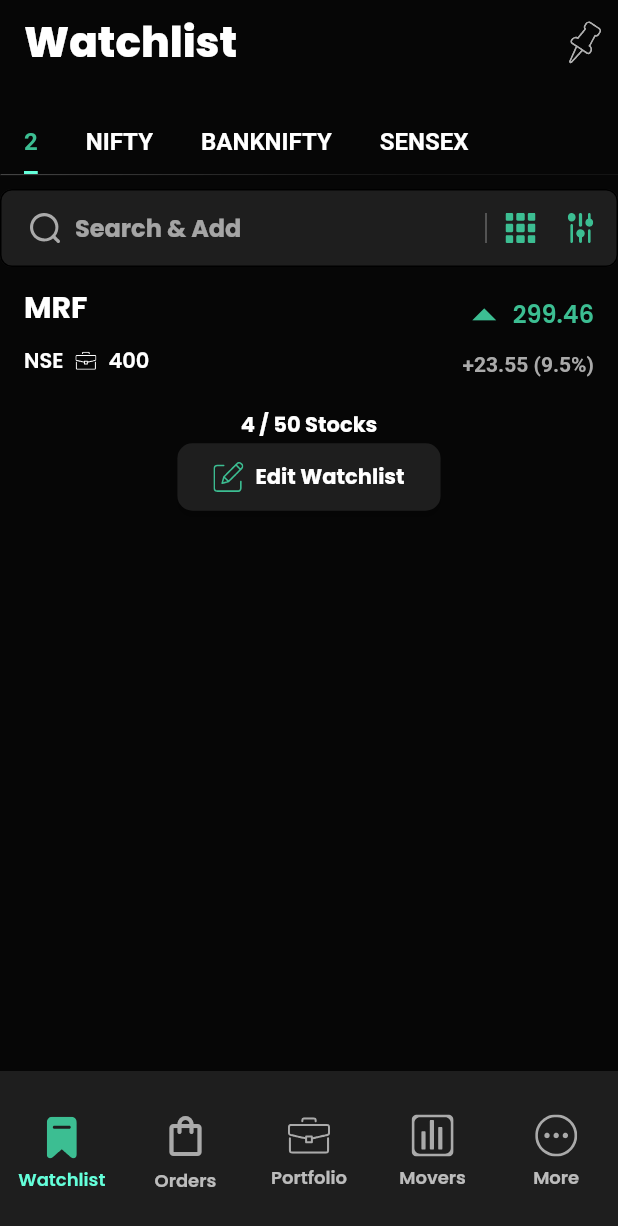
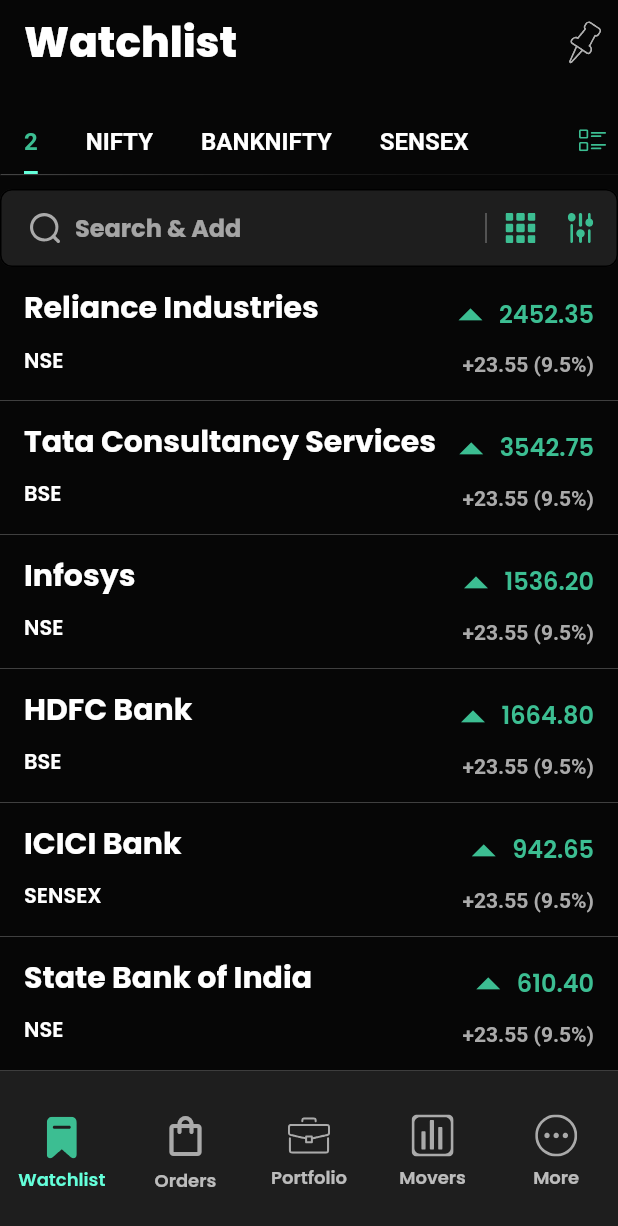
Before and after one commit to MuneerAhamed01/iouring_trading_app, a Flutter app: the screen it shows after launch, on a phone screen of 412 x 824 dp. Shown: the top 1226 px of the screen. Run offline on Flutter 3.47's test engine with Material 3 defaults, Android fonts, the phone set to English and light mode, and no system bars; our stand-ins replace flutter_bloc, flutter_svg, get_it, go_router, google_fonts.

Commit message:
feat: watchlist screen completed

```diff
--- a/lib/config/routes/routes.dart
+++ b/lib/config/routes/routes.dart
@@ -4,7 +4,9 @@ import 'package:go_router/go_router.dart';
 import 'package:iouring_trading_app/config/routes/routes_name.dart';
 import 'package:iouring_trading_app/core/root_screen/cubit/bottomnav_cubit.dart';
 import 'package:iouring_trading_app/core/root_screen/screens/root_screen.dart';
-import 'package:iouring_trading_app/features/watchlists/presentation/pages/watchlist_page.dart';
+import 'package:iouring_trading_app/dependency_injection.dart';
+import 'package:iouring_trading_app/features/watchlists/presentation/bloc/watch_lists_bloc.dart';
+import 'package:iouring_trading_app/features/watchlists/presentation/pages/watchlist_screen.dart';
 
 final _rootNavigatorKey = GlobalKey<NavigatorState>();
 final _shellNavigatorKey = GlobalKey<NavigatorState>();
@@ -42,7 +44,10 @@ final routes = GoRouter(
           pageBuilder: (context, state) => _buildTransitionPage(
             context: context,
             state: state,
-            child: WatchListPage(),
+            child: BlocProvider<WatchListsBloc>(
+              create: (context) => getIt()..add(GetAllWatchList()),
+              child: WatchListPage(),
+            ),
           ),
         ),
         GoRoute(
--- /dev/null
+++ b/lib/features/watchlists/data/data_sources/mock/mock_data.dart
@@ -0,0 +1,109 @@
+import 'package:iouring_trading_app/features/watchlists/data/models/stock.dart';
+
+List<StockModel> mockStocks({
+  String? exchange,
+  String? searchQuery,
+}) {
+  // Mock stock data
+  final List<StockModel> stocks = [
+    StockModel(
+      id: 'RELIANCE',
+      name: 'Reliance Industries',
+      exchangeType: 'NSE',
+      currentPrice: 2452.35,
+      previousTradeSessionPrice: 2438.50,
+    ),
+    StockModel(
+      id: 'TCS',
+      name: 'Tata Consultancy Services',
+      exchangeType: 'BSE',
+      currentPrice: 3542.75,
+      previousTradeSessionPrice: 3528.60,
+    ),
+    StockModel(
+      id: 'INFY',
+      name: 'Infosys',
+      exchangeType: 'NSE',
+      currentPrice: 1536.20,
+      previousTradeSessionPrice: 1529.45,
+    ),
+    StockModel(
+      id: 'HDFCBANK',
+      name: 'HDFC Bank',
+      exchangeType: 'BSE',
+      currentPrice: 1664.80,
+      previousTradeSessionPrice: 1657.10,
+    ),
+    StockModel(
+      id: 'ICICIBANK',
+      name: 'ICICI Bank',
+      exchangeType: 'SENSEX',
+      currentPrice: 942.65,
+      previousTradeSessionPrice: 936.80,
+    ),
+    StockModel(
+      id: 'SBIN',
+      name: 'State Bank of India',
+      exchangeType: 'NSE',
+      currentPrice: 610.40,
+      previousTradeSessionPrice: 605.75,
+    ),
+    StockModel(
+      id: 'HINDUNILVR',
+      name: 'Hindustan Unilever',
+      exchangeType: 'BSE',
+      currentPrice: 2719.30,
+      previousTradeSessionPrice: 2704.25,
+    ),
+    StockModel(
+      id: 'BHARTIARTL',
+      name: 'Bharti Airtel',
+      exchangeType: 'SENSEX',
+      currentPrice: 855.20,
+      previousTradeSessionPrice: 849.15,
+    ),
+    StockModel(
+      id: 'ADANIENT',
+      name: 'Adani Enterprises',
+      exchangeType: 'NSE',
+      currentPrice: 1342.50,
+      previousTradeSessionPrice: 1330.90,
+    ),
+    StockModel(
+      id: 'ASIANPAINT',
+      name: 'Asian Paints',
+      exchangeType: 'BSE',
+      currentPrice: 3124.75,
+      previousTradeSessionPrice: 3108.50,
+    ),
+    StockModel(
+      id: 'ITC',
+      name: 'ITC Limited',
+      exchangeType: 'SENSEX',
+      currentPrice: 418.20,
+      previousTradeSessionPrice: 415.75,
+    ),
+    StockModel(
+      id: 'ONGC',
+      name: 'Oil and Natural Gas Corporation',
+      exchangeType: 'BSE',
+      currentPrice: 160.55,
+      previousTradeSessionPrice: 159.75,
+    ),
+    StockModel(
+      id: 'TATAMOTORS',
+      name: 'Tata Motors',
+      exchangeType: 'NSE',
+      currentPrice: 503.90,
+      previousTradeSessionPrice: 499.85,
+    ),
+  ];
+
+  return stocks.where((stock) {
+    final matchesExchange = exchange == null || stock.exchangeType == exchange;
+    final matchesSearchQuery = searchQuery == null ||
+        stock.name.toLowerCase().contains(searchQuery.toLowerCase()) ||
+        stock.id.toLowerCase().contains(searchQuery.toLowerCase());
+    return matchesExchange && matchesSearchQuery;
+  }).toList();
+}
--- a/lib/features/watchlists/data/data_sources/mock/watchlists_service.dart
+++ b/lib/features/watchlists/data/data_sources/mock/watchlists_service.dart
@@ -1,7 +1,8 @@
+import 'package:iouring_trading_app/features/watchlists/data/data_sources/mock/mock_data.dart';
 import 'package:iouring_trading_app/features/watchlists/data/models/stock.dart';
 
-abstract class WatchListsService {
+class WatchListsService {
   List<StockModel> getWatchLists({String? type, String? searchQuery}) {
-    return [];
+    return mockStocks(exchange: type, searchQuery: searchQuery);
   }
 }
--- a/lib/features/watchlists/presentation/bloc/watch_lists_bloc.dart
+++ b/lib/features/watchlists/presentation/bloc/watch_lists_bloc.dart
@@ -1,11 +1,64 @@
+// ignore_for_file: public_member_api_docs, sort_constructors_first
 import 'package:flutter_bloc/flutter_bloc.dart';
+
 import 'package:iouring_trading_app/features/watchlists/domain/entities/stock.dart';
+import 'package:iouring_trading_app/features/watchlists/domain/params/get_watchlist_params.dart';
+import 'package:iouring_trading_app/features/watchlists/domain/usecases/get_watchlists.dart';
 
 part 'watch_lists_event.dart';
 part 'watch_lists_state.dart';
 
 class WatchListsBloc extends Bloc<WatchListsEvent, WatchListsState> {
-  WatchListsBloc() : super(WatchListsLoading()) {
-    on<WatchListsEvent>((event, emit) {});
+  final GetWatchListsUseCase _getWatchListsUseCase;
+
+  WatchListsBloc(this._getWatchListsUseCase) : super(WatchListsLoading()) {
+    on<GetAllWatchList>(_onAllWatchlistEvent);
+    on<GetTypedWatchList>(_onTypedWatchLists);
+  }
+
+  _onAllWatchlistEvent(
+    GetAllWatchList event,
+    Emitter<WatchListsState> emit,
+  ) {
+    emit(WatchListsLoading(
+      allWatchLists: state.allWatchLists,
+      niftyWatchLists: state.niftyWatchLists,
+      bseWatchLists: state.bseWatchLists,
+      sensexWatchLists: state.sensexWatchLists,
+    ));
+    final data = _getWatchListsUseCase(param: GetWatchListParams());
+
+    emit(WatchListsDone(
+      allWatchLists: data,
+      niftyWatchLists: state.niftyWatchLists,
+      bseWatchLists: state.bseWatchLists,
+      sensexWatchLists: state.sensexWatchLists,
+    ));
+  }
+
+  _onTypedWatchLists(
+    GetTypedWatchList event,
+    Emitter<WatchListsState> emit,
+  ) {
+    emit(WatchListsLoading(
+      allWatchLists: state.allWatchLists,
+      niftyWatchLists: state.niftyWatchLists,
+      bseWatchLists: state.bseWatchLists,
+      sensexWatchLists: state.sensexWatchLists,
+    ));
+
+    final param = GetWatchListParams(exchangeType: event.exchangeType);
+    final data = _getWatchListsUseCase(param: param);
+
+    emit(
+      WatchListsDone(
+        allWatchLists: state.allWatchLists,
+        niftyWatchLists:
+            event.exchangeType == "NSE" ? data : state.niftyWatchLists,
+        bseWatchLists: event.exchangeType == "BSE" ? data : state.bseWatchLists,
+        sensexWatchLists:
+            event.exchangeType == "SENSEX" ? data : state.sensexWatchLists,
+      ),
+    );
   }
 }
--- a/lib/features/watchlists/presentation/bloc/watch_lists_event.dart
+++ b/lib/features/watchlists/presentation/bloc/watch_lists_event.dart
@@ -8,14 +8,7 @@ abstract class WatchListsEvent {
 
 class GetAllWatchList extends WatchListsEvent {}
 
-class GetNiftyWatchList extends WatchListsEvent {
-  GetNiftyWatchList({super.exchangeType = "NSE"});
+class GetTypedWatchList extends WatchListsEvent {
+  final String type;
+  GetTypedWatchList({required this.type}) : super(exchangeType: type);
 }
-
-class GetBSEWatchList extends WatchListsEvent {
-  GetBSEWatchList({super.exchangeType = "BSE"});
-}
-
-class GetSenSexWatchList extends WatchListsEvent {
-  GetSenSexWatchList({super.exchangeType = "SENSEX"});
-}
--- a/lib/features/watchlists/presentation/bloc/watch_lists_state.dart
+++ b/lib/features/watchlists/presentation/bloc/watch_lists_state.dart
@@ -14,7 +14,14 @@ abstract class WatchListsState {
   });
 }
 
-class WatchListsLoading extends WatchListsState {}
+class WatchListsLoading extends WatchListsState {
+  WatchListsLoading({
+    super.allWatchLists,
+    super.niftyWatchLists,
+    super.bseWatchLists,
+    super.sensexWatchLists,
+  });
+}
 
 class WatchListsDone extends WatchListsState {
   WatchListsDone({
--- a/lib/features/watchlists/presentation/pages/watchlist_page.dart
+++ /dev/null
@@ -1,114 +0,0 @@
-import 'package:flutter/material.dart';
-import 'package:flutter_svg/svg.dart';
-import 'package:iouring_trading_app/config/theme/colors.dart';
-import 'package:iouring_trading_app/core/utils/images.dart';
-import 'package:iouring_trading_app/features/watchlists/presentation/widgets/searchfield.dart';
-import 'package:iouring_trading_app/features/watchlists/presentation/widgets/stock_tile.dart';
-
-class WatchListPage extends StatelessWidget {
-  const WatchListPage({super.key});
-
-  @override
-  Widget build(BuildContext context) {
-    return DefaultTabController(
-      length: 4,
-      child: Scaffold(
-        appBar: _buildAppBar(),
-        body: SafeArea(
-          child: Column(
-            children: [
-              SizedBox(height: 10),
-              MySearchfield(),
-              StockTile(
-                stockName: "MRF",
-                stockExchange: "NSE",
-                currentPrice: 299.46,
-                lastPrice: 100.20,
-                holedStocks: 40,
-              ),
-              SizedBox(height: 10),
-              Text(
-                "4 / 50 Stocks",
-                style: TextStyle(
-                  color: Colors.white,
-                  fontWeight: FontWeight.bold,
-                ),
-              ),
-              ElevatedButton.icon(
-                onPressed: () {},
-                icon: SvgPicture.asset(
-                  kSvgsEdit,
-                  height: 20,
-                  width: 20,
-                  colorFilter: ColorFilter.mode(
-                    MyColors.primary,
-                    BlendMode.srcIn,
-                  ),
-                ),
-                label: Text(
-                  'Edit Watchlist',
-                  style: TextStyle(
-                    color: Colors.white,
-                    fontWeight: FontWeight.bold,
-                  ),
-                ),
-              )
-            ],
-          ),
-        ),
-      ),
-    );
-  }
-
-  AppBar _buildAppBar() {
-    return AppBar(
-      backgroundColor: MyColors.scaffoldBackground,
-      elevation: 0.3,
-      shadowColor: Colors.white.withValues(alpha: 5),
-      centerTitle: false,
-      title: Text(
-        'Watchlist',
-        style: TextStyle(
-          fontSize: 28,
-          fontWeight: FontWeight.w800,
-        ),
-      ),
-      actions: [
-        Transform.rotate(
-          angle: -0.2,
-          child: SvgPicture.asset(
-            kSvgsPinPoint,
-            width: 25,
-            height: 25,
-          ),
-        ),
-        SizedBox(width: 10),
-      ],
-      bottom: PreferredSize(
-        preferredSize: Size.fromHeight(60),
-        child: TabBar(
-          indicatorSize: TabBarIndicatorSize.label,
-          padding: EdgeInsets.only(right: 90),
-          isScrollable: true,
-          tabAlignment: TabAlignment.start,
-          labelStyle: TextStyle(fontSize: 16, fontWeight: FontWeight.w600),
-          unselectedLabelColor: Colors.white,
-          labelColor: MyColors.primary,
-          tabs: [
-            _wrapTabConstantPadding(Text('2')),
-            _wrapTabConstantPadding(Text('NIFTY')),
-            _wrapTabConstantPadding(Text('BANKNIFTY')),
-            _wrapTabConstantPadding(Text('SENSEX'))
-          ],
-        ),
-      ),
-    );
-  }
-
-  Padding _wrapTabConstantPadding(Widget child) {
-    return Padding(
-      padding: EdgeInsets.only(top: 10, bottom: 10, left: 0, right: 0),
-      child: child,
-    );
-  }
-}
--- /dev/null
+++ b/lib/features/watchlists/presentation/pages/watchlist_screen.dart
@@ -0,0 +1,232 @@
+import 'package:flutter/material.dart';
+import 'package:flutter_bloc/flutter_bloc.dart';
+import 'package:flutter_svg/svg.dart';
+import 'package:iouring_trading_app/config/theme/colors.dart';
+import 'package:iouring_trading_app/core/utils/images.dart';
+import 'package:iouring_trading_app/features/watchlists/presentation/bloc/watch_lists_bloc.dart';
+import 'package:iouring_trading_app/features/watchlists/presentation/widgets/searchfield.dart';
+import 'package:iouring_trading_app/features/watchlists/presentation/widgets/stock_tile.dart';
+
+class WatchListPage extends StatefulWidget {
+  const WatchListPage({super.key});
+
+  @override
+  State<WatchListPage> createState() => _WatchListPageState();
+}
+
+class _WatchListPageState extends State<WatchListPage>
+    with SingleTickerProviderStateMixin {
+  late TabController _tabController;
+  @override
+  void initState() {
+    super.initState();
+    _tabController = TabController(length: 4, vsync: this)
+      ..addListener(_onPageChangeListener);
+  }
+
+  void _onPageChangeListener() {
+    // USING IT AS STRING WILL ASSUMING MORE TYPES WILL COME
+    if (_tabController.indexIsChanging) return;
+    if (_tabController.index == 0) {
+      context.read<WatchListsBloc>().add(GetAllWatchList());
+    } else {
+      final exchangeValues = {
+        1: "NSE",
+        2: "BSE",
+        3: "SENSEX",
+      }[_tabController.index];
+      context
+          .read<WatchListsBloc>()
+          .add(GetTypedWatchList(type: exchangeValues!));
+    }
+  }
+
+  @override
+  Widget build(BuildContext context) {
+    return Scaffold(
+      appBar: _buildAppBar(),
+      body: SafeArea(
+        child: BlocBuilder<WatchListsBloc, WatchListsState>(
+          builder: (context, state) {
+            return Column(
+              children: [
+                SizedBox(height: 10),
+                MySearchfield(),
+                Expanded(
+                  child: TabBarView(
+                    controller: _tabController,
+                    children: List.generate(
+                      4,
+                      (tabIndex) {
+                        final watchLists = {
+                          0: state.allWatchLists,
+                          1: state.niftyWatchLists,
+                          2: state.bseWatchLists,
+                          3: state.sensexWatchLists,
+                        }[tabIndex];
+                        if (watchLists == null || watchLists.isEmpty) {
+                          return _buildLoading();
+                        }
+                        return ListView.separated(
+                          shrinkWrap: true,
+                          itemBuilder: (_, index) => StockTile(
+                            stockName: watchLists[index].name,
+                            stockExchange: watchLists[index].exchangeType,
+                            currentPrice: watchLists[index].currentPrice,
+                            lastPrice:
+                                watchLists[index].previousTradeSessionPrice,
+                            // holedStocks: 40,
+                          ),
+                          separatorBuilder: (_, __) => Container(
+                            margin: EdgeInsets.only(top: 4),
+                            width: double.infinity,
+                            height: 0.29,
+                            color: MyColors.iconGrey.withValues(alpha: 0.8),
+                          ),
+                          itemCount: watchLists.length,
+                        );
+                      },
+                    ),
+                  ),
+                ),
+                // StockTile(
+                //   stockName: "MRF",
+                //   stockExchange: "NSE",
+                //   currentPrice: 299.46,
+                //   lastPrice: 100.20,
+                //   holedStocks: 40,
+                // ),
+                // SizedBox(height: 10),
+                // Text(
+                //   "4 / 50 Stocks",
+                //   style: TextStyle(
+                //     color: Colors.white,
+                //     fontWeight: FontWeight.bold,
+                //   ),
+                // ),
+                // ElevatedButton.icon(
+                //   onPressed: () {},
+                //   icon: SvgPicture.asset(
+                //     kSvgsEdit,
+                //     height: 20,
+                //     width: 20,
+                //     colorFilter: ColorFilter.mode(
+                //       MyColors.primary,
+                //       BlendMode.srcIn,
+                //     ),
+                //   ),
+                //   label: Text(
+                //     'Edit Watchlist',
+                //     style: TextStyle(
+                //       color: Colors.white,
+                //       fontWeight: FontWeight.bold,
+                //     ),
+                //   ),
+                // )
+              ],
+            );
+          },
+        ),
+      ),
+    );
+  }
+
+  SizedBox _buildLoading() {
+    return SizedBox(
+      height: 10,
+      width: 10,
+      child: Column(
+        mainAxisAlignment: MainAxisAlignment.center,
+        children: [
+          CircularProgressIndicator(
+            color: MyColors.primary,
+          ),
+        ],
+      ),
+    );
+  }
+
+  AppBar _buildAppBar() {
+    return AppBar(
+      backgroundColor: MyColors.scaffoldBackground,
+      elevation: 0.3,
+      shadowColor: Colors.white.withValues(alpha: 5),
+      centerTitle: false,
+      title: Text(
+        'Watchlist',
+        style: TextStyle(
+          fontSize: 28,
+          fontWeight: FontWeight.w800,
+        ),
+      ),
+      actions: [
+        Transform.rotate(
+          angle: -0.2,
+          child: SvgPicture.asset(
+            kSvgsPinPoint,
+            width: 25,
+            height: 25,
+          ),
+        ),
+        SizedBox(width: 10),
+      ],
+      bottom: _buildBottom(),
+    );
+  }
+
+  PreferredSize _buildBottom() {
+    return PreferredSize(
+      preferredSize: Size.fromHeight(60),
+      child: Row(
+        children: [
+          Expanded(
+            child: _buildTabBar(),
+          ),
+          Padding(
+            padding: EdgeInsets.only(right: 8, bottom: 4),
+            child: SvgPicture.asset(
+              kSvgsMoreGo,
+              height: 18,
+              width: 18,
+              colorFilter: ColorFilter.mode(MyColors.primary, BlendMode.srcIn),
+            ),
+          )
+          // Icon(Icons.list)
+        ],
+      ),
+    );
+  }
+
+  TabBar _buildTabBar() {
+    return TabBar(
+      controller: _tabController,
+      indicatorSize: TabBarIndicatorSize.label,
+      padding: EdgeInsets.only(right: 90),
+      isScrollable: true,
+      tabAlignment: TabAlignment.start,
+      labelStyle: TextStyle(fontSize: 16, fontWeight: FontWeight.w600),
+      unselectedLabelColor: Colors.white,
+      labelColor: MyColors.primary,
+      tabs: [
+        _wrapTabConstantPadding(Text('2')),
+        _wrapTabConstantPadding(Text('NIFTY')),
+        _wrapTabConstantPadding(Text('BANKNIFTY')),
+        _wrapTabConstantPadding(Text('SENSEX'))
+      ],
+    );
+  }
+
+  Padding _wrapTabConstantPadding(Widget child) {
+    return Padding(
+      padding: EdgeInsets.only(top: 10, bottom: 10, left: 0, right: 0),
+      child: child,
+    );
+  }
+
+  @override
+  void dispose() {
+    _tabController.removeListener(_onPageChangeListener);
+    _tabController.dispose();
+    super.dispose();
+  }
+}
--- a/lib/main.dart
+++ b/lib/main.dart
@@ -3,8 +3,10 @@ import 'package:google_fonts/google_fonts.dart';
 import 'package:iouring_trading_app/config/routes/routes.dart';
 import 'package:iouring_trading_app/config/theme/colors.dart';
 import 'package:iouring_trading_app/config/theme/elevated_button.dart';
+import 'package:iouring_trading_app/dependency_injection.dart';
 
-void main() {
+Future<void> main() async {
+  await injectDependencies();
   runApp(const MainApp());
 }
 
```
Also changed, not shown: lib/dependency_injection.dart (added, +24 -0 lines), assets/svgs/more_go.svg.
